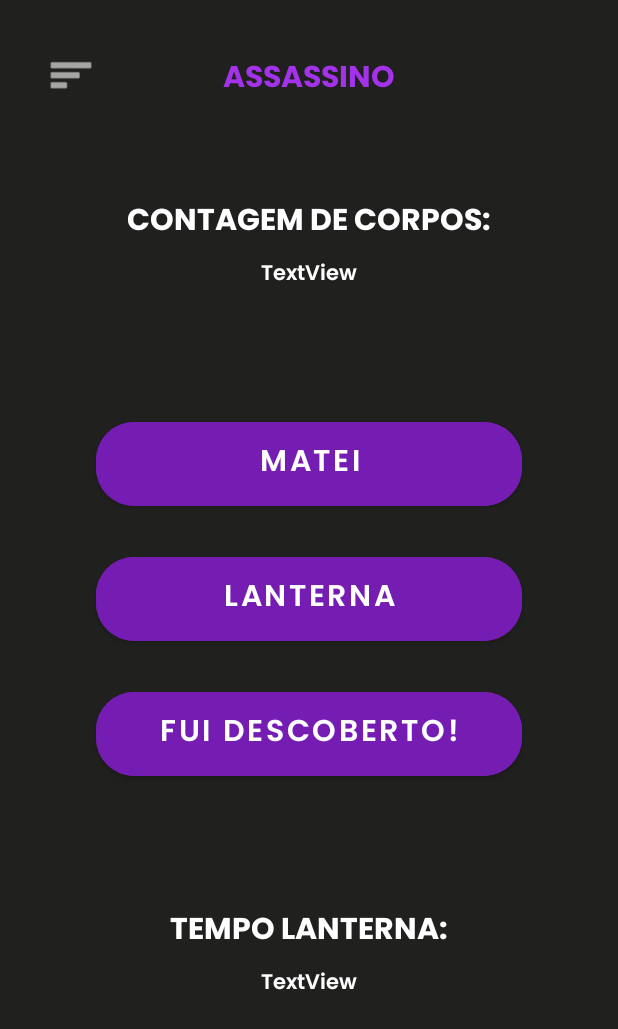
After one commit to mateuscoripiom/MorteMorteMorteAPP, an Android app: the AssassinoActivity screen opened directly, with no data from a screen before it, on a phone screen of 412 x 824 dp. The commit adds this screen. Shown: the top 1029 px of the screen. Run offline under Robolectric (Android 15) with nearby library versions, the phone set to English and light mode, and no system bars.

Commit message:
ATUALIZAÇÃO 01.09

```diff
--- /dev/null
+++ b/app/src/main/java/com/example/mortemortemorte/AssassinoActivity.java
@@ -0,0 +1,14 @@
+package com.example.mortemortemorte;
+
+import androidx.appcompat.app.AppCompatActivity;
+
+import android.os.Bundle;
+
+public class AssassinoActivity extends AppCompatActivity {
+
+    @Override
+    protected void onCreate(Bundle savedInstanceState) {
+        super.onCreate(savedInstanceState);
+        setContentView(R.layout.activity_assassino);
+    }
+}
--- /dev/null
+++ b/app/src/main/res/layout/activity_assassino.xml
@@ -0,0 +1,137 @@
+<?xml version="1.0" encoding="utf-8"?>
+<androidx.constraintlayout.widget.ConstraintLayout xmlns:android="http://schemas.android.com/apk/res/android"
+    xmlns:app="http://schemas.android.com/apk/res-auto"
+    xmlns:tools="http://schemas.android.com/tools"
+    android:layout_width="match_parent"
+    android:layout_height="match_parent"
+    android:background="#20201e"
+    tools:context=".AssassinoActivity">
+
+    <Button
+        android:id="@+id/btnassassino2"
+        android:layout_width="284dp"
+        android:layout_height="68dp"
+        android:layout_marginStart="50dp"
+        android:layout_marginTop="80dp"
+        android:layout_marginEnd="50dp"
+        android:backgroundTint="#751DB3"
+        android:fontFamily="@font/poppins_semibold"
+        android:text="@string/btnmatei"
+        android:textSize="20sp"
+        app:cornerRadius="25dp"
+        app:layout_constraintEnd_toEndOf="parent"
+        app:layout_constraintStart_toStartOf="parent"
+        app:layout_constraintTop_toBottomOf="@+id/textView13" />
+
+    <Button
+        android:id="@+id/btnassassino4"
+        android:layout_width="284dp"
+        android:layout_height="68dp"
+        android:layout_marginStart="50dp"
+        android:layout_marginTop="22dp"
+        android:layout_marginEnd="50dp"
+        android:backgroundTint="#751DB3"
+        android:fontFamily="@font/poppins_semibold"
+        android:text="@string/btndescoberto"
+        android:textSize="20sp"
+        app:cornerRadius="25dp"
+        app:layout_constraintEnd_toEndOf="parent"
+        app:layout_constraintStart_toStartOf="parent"
+        app:layout_constraintTop_toBottomOf="@+id/btnassassino3" />
+
+    <Button
+        android:id="@+id/btnassassino3"
+        android:layout_width="284dp"
+        android:layout_height="68dp"
+        android:layout_marginStart="50dp"
+        android:layout_marginTop="22dp"
+        android:layout_marginEnd="50dp"
+        android:backgroundTint="#751DB3"
+        android:fontFamily="@font/poppins_semibold"
+        android:text="@string/btnlanterna"
+        android:textSize="20sp"
+        app:cornerRadius="25dp"
+        app:layout_constraintEnd_toEndOf="parent"
+        app:layout_constraintStart_toStartOf="parent"
+        app:layout_constraintTop_toBottomOf="@+id/btnassassino2" />
+
+    <TextView
+        android:id="@+id/btnPersonagens3"
+        android:layout_width="wrap_content"
+        android:layout_height="wrap_content"
+        android:layout_marginStart="50dp"
+        android:layout_marginTop="35dp"
+        android:layout_marginEnd="50dp"
+        android:fontFamily="@font/poppins_bold"
+        android:text="@string/assassino"
+        android:textColor="#A432EA"
+        android:textSize="20sp"
+        app:layout_constraintEnd_toEndOf="parent"
+        app:layout_constraintStart_toStartOf="parent"
+        app:layout_constraintTop_toTopOf="parent" />
+
+    <Button
+        android:id="@+id/btnmenuinicio5"
+        android:layout_width="62dp"
+        android:layout_height="69dp"
+        android:layout_marginStart="15dp"
+        android:layout_marginTop="15dp"
+        android:background="#00FFFFFF"
+        app:cornerRadius="100dp"
+        app:icon="@android:drawable/ic_menu_sort_by_size"
+        app:layout_constraintStart_toStartOf="parent"
+        app:layout_constraintTop_toTopOf="parent"
+        tools:ignore="SpeakableTextPresentCheck" />
+
+    <TextView
+        android:id="@+id/textView12"
+        android:layout_width="wrap_content"
+        android:layout_height="wrap_content"
+        android:layout_marginTop="60dp"
+        android:fontFamily="@font/poppins_bold"
+        android:text="@string/cntcorpos"
+        android:textAlignment="center"
+        android:textColor="#FFFFFF"
+        android:textSize="20sp"
+        app:layout_constraintEnd_toEndOf="parent"
+        app:layout_constraintStart_toStartOf="parent"
+        app:layout_constraintTop_toBottomOf="@+id/btnPersonagens3" />
+
+    <TextView
+        android:id="@+id/textView14"
+        android:layout_width="wrap_content"
+        android:layout_height="wrap_content"
+        android:layout_marginTop="80dp"
+        android:fontFamily="@font/poppins_bold"
+        android:text="@string/tempolanterna"
+        android:textAlignment="center"
+        android:textColor="#FFFFFF"
+        android:textSize="20sp"
+        app:layout_constraintEnd_toEndOf="parent"
+        app:layout_constraintStart_toStartOf="parent"
+        app:layout_constraintTop_toBottomOf="@+id/btnassassino4" />
+
+    <TextView
+        android:id="@+id/textView13"
+        android:layout_width="wrap_content"
+        android:layout_height="wrap_content"
+        android:layout_marginTop="5dp"
+        android:fontFamily="@font/poppins_semibold"
+        android:text="TextView"
+        android:textColor="#FFFFFF"
+        app:layout_constraintEnd_toEndOf="parent"
+        app:layout_constraintStart_toStartOf="parent"
+        app:layout_constraintTop_toBottomOf="@+id/textView12" />
+
+    <TextView
+        android:id="@+id/textView15"
+        android:layout_width="wrap_content"
+        android:layout_height="wrap_content"
+        android:layout_marginTop="5dp"
+        android:fontFamily="@font/poppins_semibold"
+        android:text="TextView"
+        android:textColor="#FFFFFF"
+        app:layout_constraintEnd_toEndOf="parent"
+        app:layout_constraintStart_toStartOf="parent"
+        app:layout_constraintTop_toBottomOf="@+id/textView14" />
+</androidx.constraintlayout.widget.ConstraintLayout>
--- a/app/src/main/res/layout/activity_main2.xml
+++ b/app/src/main/res/layout/activity_main2.xml
@@ -85,7 +85,7 @@
         app:layout_constraintStart_toStartOf="parent" />
 
     <Button
-        android:id="@+id/button9"
+        android:id="@+id/btnjogo"
         android:layout_width="wrap_content"
         android:layout_height="wrap_content"
         android:layout_marginBottom="190dp"
@@ -107,7 +107,7 @@
         android:text="@string/btnjogo"
         android:textColor="#A432EA"
         android:textSize="24sp"
-        app:layout_constraintBottom_toTopOf="@+id/button9"
+        app:layout_constraintBottom_toTopOf="@+id/btnjogo"
         app:layout_constraintEnd_toEndOf="parent"
         app:layout_constraintStart_toStartOf="parent" />
 
--- a/app/src/main/res/values/strings.xml
+++ b/app/src/main/res/values/strings.xml
@@ -24,4 +24,15 @@
     <string name="chNavegador">Escolha</string>
     <string name="personagens">PERSONAGENS</string>
     <string name="descpersonagens">Prontos para conhecer os nossos potenciais assassinos?</string>
+    <string name="jogo">JOGO</string>
+    <string name="escolha">VOCÊ É...?</string>
+    <string name="assassino">ASSASSINO</string>
+    <string name="jogador">JOGADOR</string>
+    <string name="cntcorpos">CONTAGEM DE CORPOS:</string>
+    <string name="btnmatei">MATEI</string>
+    <string name="btnlanterna">LANTERNA</string>
+    <string name="btndescoberto">FUI DESCOBERTO!</string>
+    <string name="tempolanterna">TEMPO LANTERNA:</string>
+    <string name="btnencontrei">ENCONTREI CORPO</string>
+    <string name="btnmorri">MORRI :(</string>
 </resources>
```
Also changed, not shown: app/src/main/AndroidManifest.xml (+9 -0 lines), app/src/main/java/com/example/mortemortemorte/JogadorActivity.java (added, +14 -0 lines), app/src/main/java/com/example/mortemortemorte/JogoActivity.java (added, +14 -0 lines), app/src/main/java/com/example/mortemortemorte/MenuActivity.java (+7 -0 lines), app/src/main/res/layout/activity_jogador.xml (added, +137 -0 lines), app/src/main/res/layout/activity_jogo.xml (added, +85 -0 lines).
